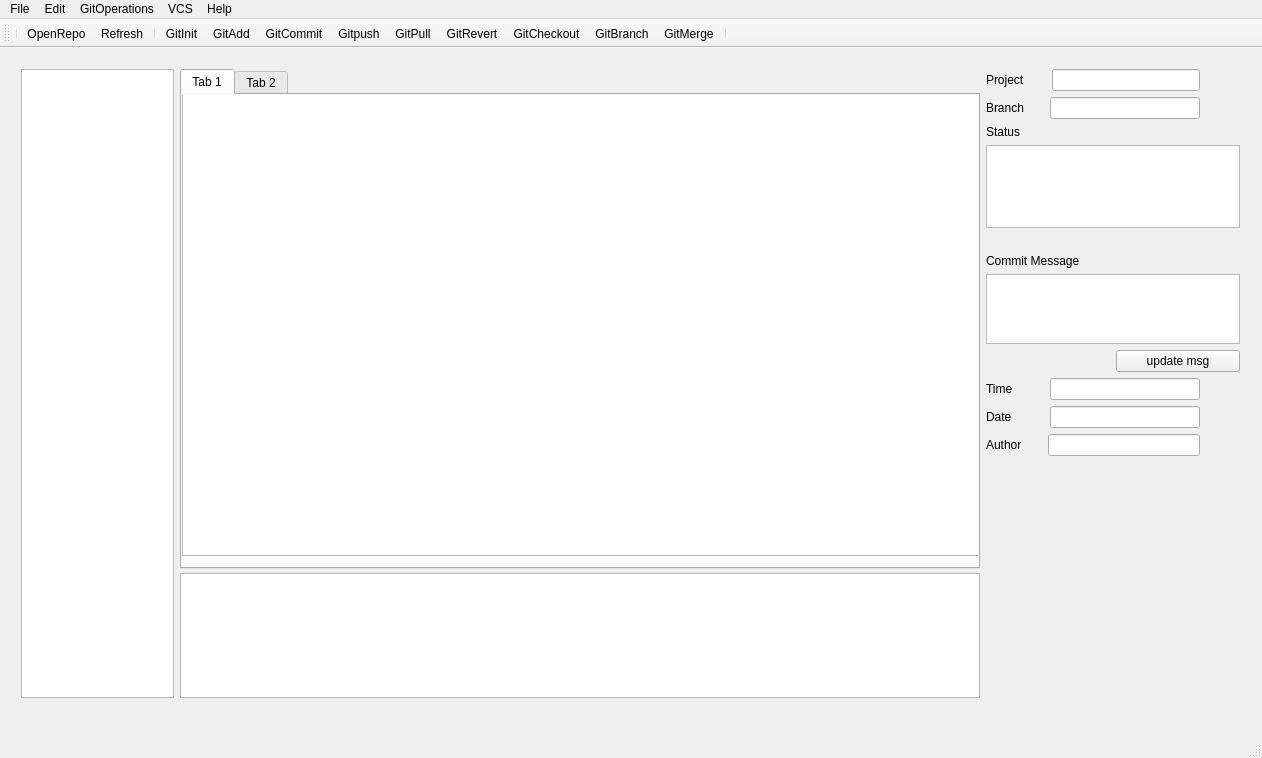
First picture: the form in mainwindow.ui, repository AnthonyChiavelli/GitVisualizationTool, before the edit.
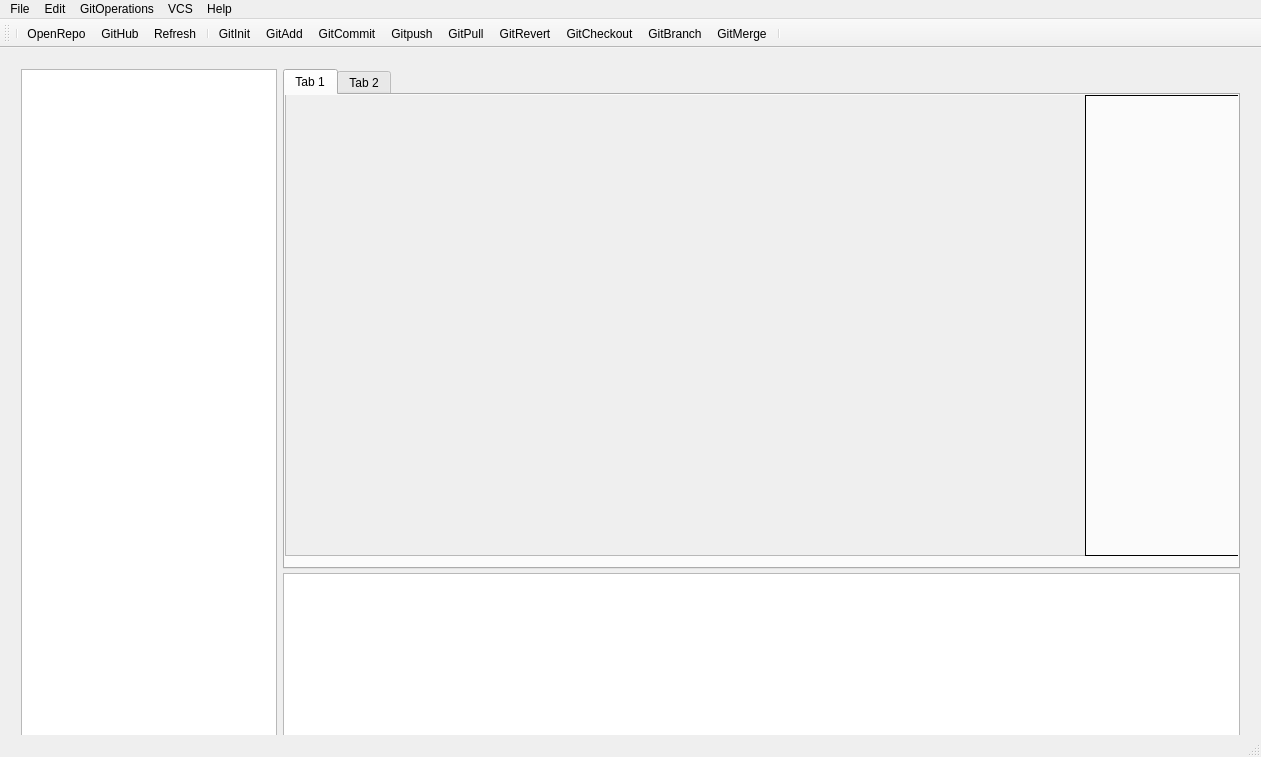
Second picture: the form after the edit. Icons and pictures are not drawn.

Commit message: modified:   GitVisualizationTool.pro 	modified:   main.cpp 	modified:   mainwindow.cpp 	modified:   mainwindow.h 	modified:   mainwindow.ui

The edit to the form file:
```diff
--- a/mainwindow.ui
+++ b/mainwindow.ui
@@ -6,8 +6,8 @@
    <rect>
     <x>0</x>
     <y>0</y>
-    <width>1262</width>
-    <height>758</height>
+    <width>1261</width>
+    <height>757</height>
    </rect>
   </property>
   <property name="windowTitle">
@@ -26,7 +26,7 @@
       <x>10</x>
       <y>10</y>
       <width>1241</width>
-      <height>651</height>
+      <height>782</height>
      </rect>
     </property>
     <layout class="QHBoxLayout" name="horizontalLayout_2">
@@ -65,6 +65,9 @@
            <string>Tab 1</string>
           </attribute>
           <widget class="QGraphicsView" name="graphicsView">
+           <property name="enabled">
+            <bool>false</bool>
+           </property>
            <property name="geometry">
             <rect>
              <x>0</x>
@@ -74,6 +77,40 @@
             </rect>
            </property>
           </widget>
+          <widget class="QFrame" name="frame">
+           <property name="geometry">
+            <rect>
+             <x>800</x>
+             <y>0</y>
+             <width>171</width>
+             <height>461</height>
+            </rect>
+           </property>
+           <property name="sizePolicy">
+            <sizepolicy hsizetype="Fixed" vsizetype="Fixed">
+             <horstretch>0</horstretch>
+             <verstretch>0</verstretch>
+            </sizepolicy>
+           </property>
+           <property name="minimumSize">
+            <size>
+             <width>0</width>
+             <height>0</height>
+            </size>
+           </property>
+           <property name="baseSize">
+            <size>
+             <width>0</width>
+             <height>0</height>
+            </size>
+           </property>
+           <property name="frameShape">
+            <enum>QFrame::Box</enum>
+           </property>
+           <property name="frameShadow">
+            <enum>QFrame::Plain</enum>
+           </property>
+          </widget>
          </widget>
          <widget class="QWidget" name="tab2">
           <attribute name="title">
@@ -97,367 +134,6 @@
        </item>
       </layout>
      </item>
-     <item>
-      <layout class="QVBoxLayout" name="verticalLayout">
-       <item>
-        <layout class="QHBoxLayout" name="ProjectHLayout">
-         <item>
-          <widget class="QLabel" name="ProjectLabel">
-           <property name="text">
-            <string>Project</string>
-           </property>
-           <property name="buddy">
-            <cstring>lineEdit</cstring>
-           </property>
-          </widget>
-         </item>
-         <item>
-          <spacer name="horizontalSpacer_7">
-           <property name="orientation">
-            <enum>Qt::Horizontal</enum>
-           </property>
-           <property name="sizeType">
-            <enum>QSizePolicy::Fixed</enum>
-           </property>
-           <property name="sizeHint" stdset="0">
-            <size>
-             <width>21</width>
-             <height>20</height>
-            </size>
-           </property>
-          </spacer>
-         </item>
-         <item>
-          <widget class="QLineEdit" name="lineEdit">
-           <property name="sizePolicy">
-            <sizepolicy hsizetype="Expanding" vsizetype="Fixed">
-             <horstretch>0</horstretch>
-             <verstretch>0</verstretch>
-            </sizepolicy>
-           </property>
-          </widget>
-         </item>
-         <item>
-          <spacer name="horizontalSpacer_12">
-           <property name="orientation">
-            <enum>Qt::Horizontal</enum>
-           </property>
-           <property name="sizeType">
-            <enum>QSizePolicy::Fixed</enum>
-           </property>
-           <property name="sizeHint" stdset="0">
-            <size>
-             <width>40</width>
-             <height>20</height>
-            </size>
-           </property>
-          </spacer>
-         </item>
-        </layout>
-       </item>
-       <item>
-        <layout class="QHBoxLayout" name="BranchHLayout">
-         <item>
-          <widget class="QLabel" name="BranchLabel">
-           <property name="text">
-            <string>Branch</string>
-           </property>
-           <property name="buddy">
-            <cstring>lineEdit_2</cstring>
-           </property>
-          </widget>
-         </item>
-         <item>
-          <spacer name="horizontalSpacer_6">
-           <property name="orientation">
-            <enum>Qt::Horizontal</enum>
-           </property>
-           <property name="sizeType">
-            <enum>QSizePolicy::Fixed</enum>
-           </property>
-           <property name="sizeHint" stdset="0">
-            <size>
-             <width>20</width>
-             <height>20</height>
-            </size>
-           </property>
-          </spacer>
-         </item>
-         <item>
-          <widget class="QLineEdit" name="lineEdit_2"/>
-         </item>
-         <item>
-          <spacer name="horizontalSpacer_11">
-           <property name="orientation">
-            <enum>Qt::Horizontal</enum>
-           </property>
-           <property name="sizeType">
-            <enum>QSizePolicy::Fixed</enum>
-           </property>
-           <property name="sizeHint" stdset="0">
-            <size>
-             <width>40</width>
-             <height>20</height>
-            </size>
-           </property>
-          </spacer>
-         </item>
-        </layout>
-       </item>
-       <item>
-        <widget class="QLabel" name="GitStatusLabel">
-         <property name="text">
-          <string>Status</string>
-         </property>
-        </widget>
-       </item>
-       <item>
-        <layout class="QHBoxLayout" name="CommitHLayout"/>
-       </item>
-       <item>
-        <widget class="QTextBrowser" name="GitStatusTextBrowser">
-         <property name="focusPolicy">
-          <enum>Qt::NoFocus</enum>
-         </property>
-        </widget>
-       </item>
-       <item>
-        <layout class="QHBoxLayout" name="UpdateButtonHLayout"/>
-       </item>
-       <item>
-        <spacer name="verticalSpacer_2">
-         <property name="orientation">
-          <enum>Qt::Vertical</enum>
-         </property>
-         <property name="sizeType">
-          <enum>QSizePolicy::Fixed</enum>
-         </property>
-         <property name="sizeHint" stdset="0">
-          <size>
-           <width>20</width>
-           <height>20</height>
-          </size>
-         </property>
-        </spacer>
-       </item>
-       <item>
-        <widget class="QLabel" name="CommitMessageLabel">
-         <property name="sizePolicy">
-          <sizepolicy hsizetype="Preferred" vsizetype="Fixed">
-           <horstretch>0</horstretch>
-           <verstretch>0</verstretch>
-          </sizepolicy>
-         </property>
-         <property name="text">
-          <string>Commit Message</string>
-         </property>
-         <property name="buddy">
-          <cstring>CommitMessageEditor</cstring>
-         </property>
-        </widget>
-       </item>
-       <item>
-        <widget class="QPlainTextEdit" name="CommitMessageEditor">
-         <property name="maximumSize">
-          <size>
-           <width>275</width>
-           <height>75</height>
-          </size>
-         </property>
-        </widget>
-       </item>
-       <item>
-        <layout class="QHBoxLayout" name="horizontalLayout">
-         <item>
-          <spacer name="horizontalSpacer">
-           <property name="orientation">
-            <enum>Qt::Horizontal</enum>
-           </property>
-           <property name="sizeType">
-            <enum>QSizePolicy::Fixed</enum>
-           </property>
-           <property name="sizeHint" stdset="0">
-            <size>
-             <width>130</width>
-             <height>20</height>
-            </size>
-           </property>
-          </spacer>
-         </item>
-         <item>
-          <widget class="QPushButton" name="UpdateButton">
-           <property name="text">
-            <string>update msg</string>
-           </property>
-          </widget>
-         </item>
-        </layout>
-       </item>
-       <item>
-        <layout class="QHBoxLayout" name="TimeHLayout">
-         <item>
-          <widget class="QLabel" name="label_8">
-           <property name="text">
-            <string>Time</string>
-           </property>
-           <property name="buddy">
-            <cstring>lineEdit_4</cstring>
-           </property>
-          </widget>
-         </item>
-         <item>
-          <spacer name="horizontalSpacer_5">
-           <property name="orientation">
-            <enum>Qt::Horizontal</enum>
-           </property>
-           <property name="sizeType">
-            <enum>QSizePolicy::Fixed</enum>
-           </property>
-           <property name="sizeHint" stdset="0">
-            <size>
-             <width>31</width>
-             <height>20</height>
-            </size>
-           </property>
-          </spacer>
-         </item>
-         <item>
-          <widget class="QLineEdit" name="lineEdit_4"/>
-         </item>
-         <item>
-          <spacer name="horizontalSpacer_10">
-           <property name="orientation">
-            <enum>Qt::Horizontal</enum>
-           </property>
-           <property name="sizeType">
-            <enum>QSizePolicy::Fixed</enum>
-           </property>
-           <property name="sizeHint" stdset="0">
-            <size>
-             <width>40</width>
-             <height>20</height>
-            </size>
-           </property>
-          </spacer>
-         </item>
-        </layout>
-       </item>
-       <item>
-        <layout class="QHBoxLayout" name="DateHLayout">
-         <item>
-          <widget class="QLabel" name="label_5">
-           <property name="text">
-            <string>Date</string>
-           </property>
-           <property name="buddy">
-            <cstring>lineEdit_5</cstring>
-           </property>
-          </widget>
-         </item>
-         <item>
-          <spacer name="horizontalSpacer_4">
-           <property name="orientation">
-            <enum>Qt::Horizontal</enum>
-           </property>
-           <property name="sizeType">
-            <enum>QSizePolicy::Fixed</enum>
-           </property>
-           <property name="sizeHint" stdset="0">
-            <size>
-             <width>32</width>
-             <height>20</height>
-            </size>
-           </property>
-          </spacer>
-         </item>
-         <item>
-          <widget class="QLineEdit" name="lineEdit_5"/>
-         </item>
-         <item>
-          <spacer name="horizontalSpacer_9">
-           <property name="orientation">
-            <enum>Qt::Horizontal</enum>
-           </property>
-           <property name="sizeType">
-            <enum>QSizePolicy::Fixed</enum>
-           </property>
-           <property name="sizeHint" stdset="0">
-            <size>
-             <width>40</width>
-             <height>20</height>
-            </size>
-           </property>
-          </spacer>
-         </item>
-        </layout>
-       </item>
-       <item>
-        <layout class="QHBoxLayout" name="AuthorHLayout">
-         <item>
-          <widget class="QLabel" name="AuthorLabel">
-           <property name="text">
-            <string>Author</string>
-           </property>
-           <property name="buddy">
-            <cstring>AuthorLineEdit_3</cstring>
-           </property>
-          </widget>
-         </item>
-         <item>
-          <spacer name="horizontalSpacer_3">
-           <property name="orientation">
-            <enum>Qt::Horizontal</enum>
-           </property>
-           <property name="sizeType">
-            <enum>QSizePolicy::Fixed</enum>
-           </property>
-           <property name="sizeHint" stdset="0">
-            <size>
-             <width>20</width>
-             <height>20</height>
-            </size>
-           </property>
-          </spacer>
-         </item>
-         <item>
-          <widget class="QLineEdit" name="AuthorLineEdit_3"/>
-         </item>
-         <item>
-          <spacer name="horizontalSpacer_8">
-           <property name="orientation">
-            <enum>Qt::Horizontal</enum>
-           </property>
-           <property name="sizeType">
-            <enum>QSizePolicy::Fixed</enum>
-           </property>
-           <property name="sizeHint" stdset="0">
-            <size>
-             <width>40</width>
-             <height>20</height>
-            </size>
-           </property>
-          </spacer>
-         </item>
-        </layout>
-       </item>
-       <item>
-        <spacer name="verticalSpacer">
-         <property name="orientation">
-          <enum>Qt::Vertical</enum>
-         </property>
-         <property name="sizeType">
-          <enum>QSizePolicy::Preferred</enum>
-         </property>
-         <property name="sizeHint" stdset="0">
-          <size>
-           <width>254</width>
-           <height>350</height>
-          </size>
-         </property>
-        </spacer>
-       </item>
-      </layout>
-     </item>
     </layout>
    </widget>
   </widget>
@@ -476,6 +152,7 @@
    </attribute>
    <addaction name="separator"/>
    <addaction name="actionOpenRepo"/>
+   <addaction name="actionGitHub_2"/>
    <addaction name="actionRefresh"/>
    <addaction name="separator"/>
    <addaction name="actionGitInit"/>
@@ -495,8 +172,8 @@
     <rect>
      <x>0</x>
      <y>0</y>
-     <width>1262</width>
-     <height>25</height>
+     <width>1261</width>
+     <height>20</height>
     </rect>
    </property>
    <widget class="QMenu" name="menuFile">
@@ -749,6 +426,21 @@
     <string>Checkout a different branch</string>
    </property>
   </action>
+  <action name="actionGitHub_2">
+   <property name="icon">
+    <iconset>
+     <normaloff>resources/gear.png</normaloff>resources/gear.png</iconset>
+   </property>
+   <property name="text">
+    <string>GitHub</string>
+   </property>
+   <property name="toolTip">
+    <string>&lt;html&gt;&lt;head/&gt;&lt;body&gt;&lt;p&gt;Use Git Visualizer with your GitHub repositories&lt;/p&gt;&lt;/body&gt;&lt;/html&gt;</string>
+   </property>
+   <property name="iconVisibleInMenu">
+    <bool>true</bool>
+   </property>
+  </action>
  </widget>
  <layoutdefault spacing="6" margin="11"/>
  <resources>
```
Left out of the diff: 2 changed lines with no effect on the pictures. The commit also changes 4 other files.
